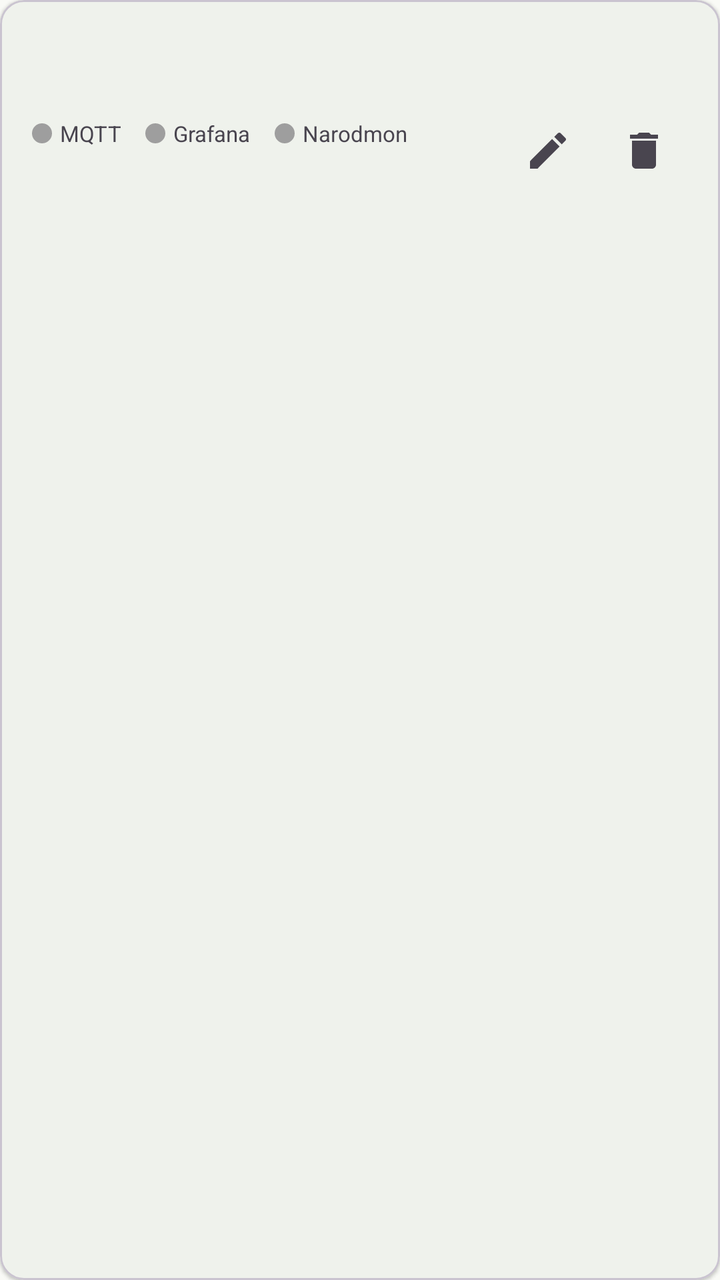
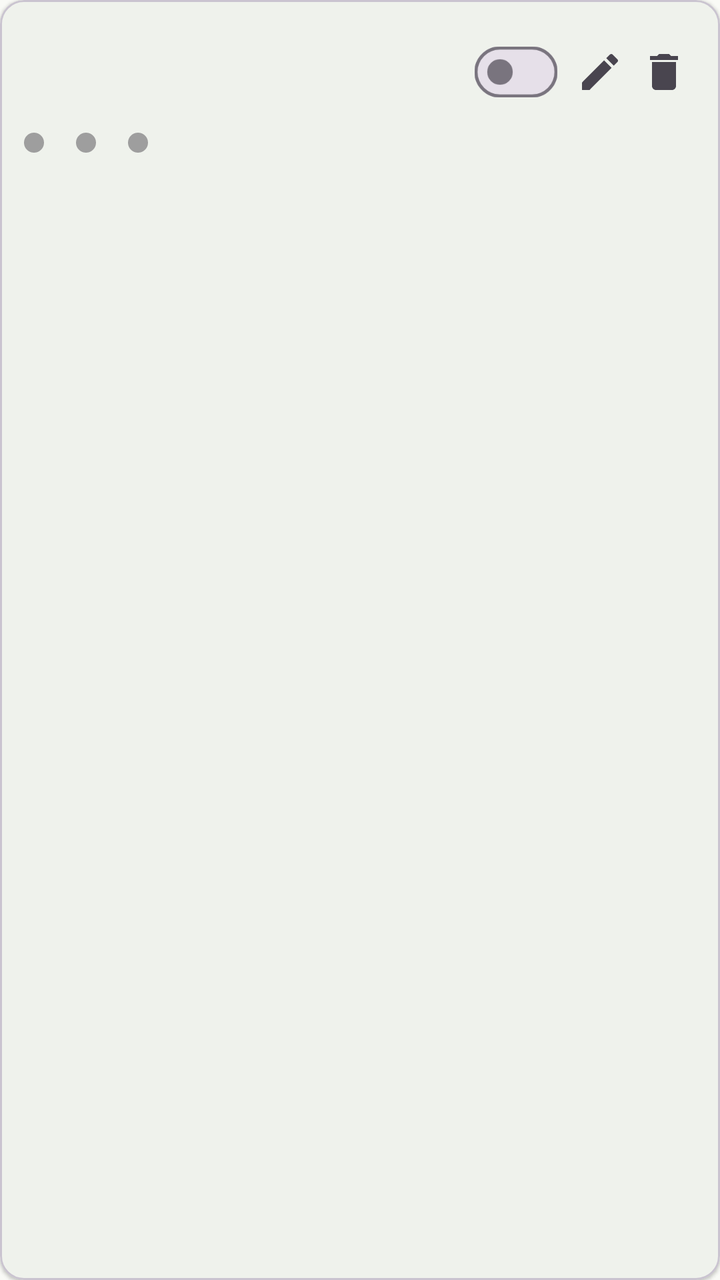

The first picture is an Android layout as it rendered before a commit; the second is the same layout after the commit. The layout source and the unified diff follow.
<!-- AndroidManifest.xml: application theme Theme.MQTTPanel -->
<!-- res/layout/item_connection.xml -->
<?xml version="1.0" encoding="utf-8"?>
<com.google.android.material.card.MaterialCardView xmlns:android="http://schemas.android.com/apk/res/android"
    xmlns:app="http://schemas.android.com/apk/res-auto"
    android:layout_width="match_parent"
    android:layout_height="wrap_content"
    android:layout_marginBottom="8dp"
    android:clickable="true"
    android:foreground="?attr/selectableItemBackground"
    app:cardElevation="1dp"
    app:cardCornerRadius="12dp">

    <LinearLayout
        android:layout_width="match_parent"
        android:layout_height="wrap_content"
        android:orientation="horizontal"
        android:padding="16dp"
        android:gravity="center_vertical">

        <LinearLayout
            android:layout_width="0dp"
            android:layout_height="wrap_content"
            android:layout_weight="1"
            android:orientation="vertical">

            <TextView
                android:id="@+id/tv_name"
                android:layout_width="match_parent"
                android:layout_height="wrap_content"
                android:textSize="17sp"
                android:textStyle="bold" />

            <TextView
                android:id="@+id/tv_type"
                android:layout_width="wrap_content"
                android:layout_height="wrap_content"
                android:layout_marginTop="1dp"
                android:textAllCaps="true"
                android:textSize="11sp"
                android:textStyle="bold"
                android:textColor="?attr/colorPrimary" />

            
            <LinearLayout
                android:id="@+id/led_row"
                android:layout_width="wrap_content"
                android:layout_height="wrap_content"
                android:layout_marginTop="5dp"
                android:orientation="horizontal"
                android:gravity="center_vertical">

                <LinearLayout
                    android:id="@+id/led_box_mqtt"
                    android:layout_width="wrap_content"
                    android:layout_height="wrap_content"
                    android:layout_marginEnd="12dp"
                    android:orientation="horizontal"
                    android:gravity="center_vertical">

                    <View
                        android:id="@+id/led_mqtt"
                        android:layout_width="10dp"
                        android:layout_height="10dp"
                        android:background="@drawable/led_dot" />

                    <TextView
                        android:layout_width="wrap_content"
                        android:layout_height="wrap_content"
                        android:layout_marginStart="4dp"
                        android:text="@string/led_mqtt"
                        android:textSize="11sp"
                        android:textColor="?android:attr/textColorSecondary" />
                </LinearLayout>

                <LinearLayout
                    android:id="@+id/led_box_grafana"
                    android:layout_width="wrap_content"
                    android:layout_height="wrap_content"
                    android:layout_marginEnd="12dp"
                    android:orientation="horizontal"
                    android:gravity="center_vertical">

                    <View
                        android:id="@+id/led_grafana"
                        android:layout_width="10dp"
                        android:layout_height="10dp"
                        android:background="@drawable/led_dot" />

                    <TextView
                        android:layout_width="wrap_content"
                        android:layout_height="wrap_content"
                        android:layout_marginStart="4dp"
                        android:text="@string/led_grafana"
                        android:textSize="11sp"
                        android:textColor="?android:attr/textColorSecondary" />
                </LinearLayout>

                <LinearLayout
                    android:id="@+id/led_box_narodmon"
                    android:layout_width="wrap_content"
                    android:layout_height="wrap_content"
                    android:orientation="horizontal"
                    android:gravity="center_vertical">

                    <View
                        android:id="@+id/led_narodmon"
                        android:layout_width="10dp"
                        android:layout_height="10dp"
                        android:background="@drawable/led_dot" />

                    <TextView
                        android:layout_width="wrap_content"
                        android:layout_height="wrap_content"
                        android:layout_marginStart="4dp"
                        android:text="@string/led_narodmon"
                        android:textSize="11sp"
                        android:textColor="?android:attr/textColorSecondary" />
                </LinearLayout>
            </LinearLayout>

            <TextView
                android:id="@+id/tv_host"
                android:layout_width="match_parent"
                android:layout_height="wrap_content"
                android:layout_marginTop="2dp"
                android:textSize="14sp"
                android:textColor="?android:attr/textColorSecondary" />

            <TextView
                android:id="@+id/tv_panels"
                android:layout_width="match_parent"
                android:layout_height="wrap_content"
                android:layout_marginTop="2dp"
                android:textSize="13sp"
                android:textColor="?attr/colorPrimary" />

            <TextView
                android:id="@+id/tv_gh_status"
                android:layout_width="match_parent"
                android:layout_height="wrap_content"
                android:layout_marginTop="2dp"
                android:textSize="12sp"
                android:textColor="?android:attr/textColorSecondary"
                android:visibility="gone" />

            <LinearLayout
                android:layout_width="wrap_content"
                android:layout_height="wrap_content"
                android:layout_marginTop="4dp"
                android:orientation="horizontal">

                <TextView
                    android:id="@+id/tv_ssl"
                    android:layout_width="wrap_content"
                    android:layout_height="wrap_content"
                    android:layout_marginEnd="8dp"
                    android:textSize="12sp" />

                <TextView
                    android:id="@+id/tv_ws"
                    android:layout_width="wrap_content"
                    android:layout_height="wrap_content"
                    android:layout_marginEnd="8dp"
                    android:textSize="12sp" />

            </LinearLayout>

        </LinearLayout>

        <ImageButton
            android:id="@+id/btn_edit"
            android:layout_width="44dp"
            android:layout_height="44dp"
            android:src="@drawable/ic_edit"
            android:contentDescription="@string/edit_connection"
            android:background="?attr/selectableItemBackgroundBorderless" />

        <ImageButton
            android:id="@+id/btn_delete"
            android:layout_width="44dp"
            android:layout_height="44dp"
            android:layout_marginStart="4dp"
            android:src="@drawable/ic_delete"
            android:contentDescription="@string/delete_connection"
            android:background="?attr/selectableItemBackgroundBorderless" />

    </LinearLayout>

</com.google.android.material.card.MaterialCardView>
<!-- resources referenced by this layout -->
<resources>
  <!-- drawable ic_delete (drawable) -->
  <?xml version="1.0" encoding="utf-8"?>
  <vector xmlns:android="http://schemas.android.com/apk/res/android"
      android:width="24dp"
      android:height="24dp"
      android:viewportWidth="24"
      android:viewportHeight="24"
      android:tint="?attr/colorControlNormal">
      <path
          android:fillColor="#FF000000"
          android:pathData="M6,19c0,1.1 0.9,2 2,2h8c1.1,0 2,-0.9 2,-2V7H6v12zM19,4h-3.5l-1,-1h-5l-1,1H5v2h14V4z" />
  </vector>
  <!-- drawable ic_edit (drawable) -->
  <?xml version="1.0" encoding="utf-8"?>
  <vector xmlns:android="http://schemas.android.com/apk/res/android"
      android:width="24dp"
      android:height="24dp"
      android:viewportWidth="24"
      android:viewportHeight="24"
      android:tint="?attr/colorControlNormal">
      <path
          android:fillColor="#FF000000"
          android:pathData="M3,17.25V21h3.75L17.81,9.94l-3.75,-3.75L3,17.25zM20.71,7.04c0.39,-0.39 0.39,-1.02 0,-1.41l-2.34,-2.34c-0.39,-0.39 -1.02,-0.39 -1.41,0l-1.83,1.83 3.75,3.75 1.83,-1.83z" />
  </vector>
  <!-- drawable led_dot (drawable) -->
  <?xml version="1.0" encoding="utf-8"?>
  <shape xmlns:android="http://schemas.android.com/apk/res/android"
      android:shape="oval">
      <solid android:color="#9E9E9E" />
      <size
          android:width="10dp"
          android:height="10dp" />
  </shape>
  <string name="delete_connection">Удалить</string>
  <string name="edit_connection">Редактировать</string>
  <string name="led_grafana">Grafana</string>
  <string name="led_mqtt">MQTT</string>
  <string name="led_narodmon">Narodmon</string>
  <style name="Theme.MQTTPanel" parent="Theme.Material3.Light.NoActionBar">
          <item name="colorPrimary">@color/md_theme_primary</item>
          <item name="colorOnPrimary">@color/md_theme_onPrimary</item>
          <item name="colorPrimaryContainer">@color/md_theme_primaryContainer</item>
          <item name="colorSecondary">@color/md_theme_secondary</item>
          <item name="colorOnSecondary">@color/md_theme_onSecondary</item>
          <item name="colorSecondaryContainer">@color/md_theme_secondaryContainer</item>
          <item name="android:colorBackground">@color/md_theme_surface</item>
          <item name="colorSurface">@color/md_theme_surface</item>
          <item name="colorOnSurface">@color/md_theme_onSurface</item>
          <item name="colorError">@color/md_theme_error</item>
          <item name="android:statusBarColor">?attr/colorPrimaryContainer</item>
      </style>
  <color name="md_theme_primary">#386A36</color>
  <color name="md_theme_onPrimary">#FFFFFF</color>
  <color name="md_theme_primaryContainer">#B9F3B2</color>
  <color name="md_theme_secondary">#54634F</color>
  <color name="md_theme_onSecondary">#FFFFFF</color>
  <color name="md_theme_secondaryContainer">#D7E8CF</color>
  <color name="md_theme_surface">#F9FAF6</color>
  <color name="md_theme_onSurface">#191C1A</color>
  <color name="md_theme_error">#BA1A1A</color>
</resources>

<!-- the commit's change to res/layout/item_connection.xml (unified diff, before → after) -->
@@ -3,7 +3,7 @@
     xmlns:app="http://schemas.android.com/apk/res-auto"
     android:layout_width="match_parent"
     android:layout_height="wrap_content"
-    android:layout_marginBottom="8dp"
+    android:layout_marginBottom="6dp"
     android:clickable="true"
     android:foreground="?attr/selectableItemBackground"
     app:cardElevation="1dp"
@@ -12,176 +12,183 @@
     <LinearLayout
         android:layout_width="match_parent"
         android:layout_height="wrap_content"
-        android:orientation="horizontal"
-        android:padding="16dp"
-        android:gravity="center_vertical">
+        android:orientation="vertical"
+        android:padding="12dp">
 
+        
         <LinearLayout
-            android:layout_width="0dp"
+            android:layout_width="match_parent"
             android:layout_height="wrap_content"
-            android:layout_weight="1"
-            android:orientation="vertical">
+            android:orientation="horizontal"
+            android:gravity="center_vertical">
 
             <TextView
                 android:id="@+id/tv_name"
-                android:layout_width="match_parent"
+                android:layout_width="0dp"
                 android:layout_height="wrap_content"
+                android:layout_weight="1"
+                android:maxLines="1"
+                android:ellipsize="end"
                 android:textSize="17sp"
                 android:textStyle="bold" />
 
-            <TextView
-                android:id="@+id/tv_type"
+            <com.google.android.material.materialswitch.MaterialSwitch
+                android:id="@+id/sw_enabled"
                 android:layout_width="wrap_content"
                 android:layout_height="wrap_content"
-                android:layout_marginTop="1dp"
-                android:textAllCaps="true"
-                android:textSize="11sp"
-                android:textStyle="bold"
-                android:textColor="?attr/colorPrimary" />
+                android:layout_marginStart="4dp"
+                android:contentDescription="@string/connection_enabled"
+                android:scaleX="0.8"
+                android:scaleY="0.8"
+                app:switchMinWidth="32dp" />
 
-            
+            <ImageButton
+                android:id="@+id/btn_edit"
+                android:layout_width="32dp"
+                android:layout_height="32dp"
+                android:padding="4dp"
+                android:src="@drawable/ic_edit"
+                android:contentDescription="@string/edit_connection"
+                android:background="?attr/selectableItemBackgroundBorderless" />
+
+            <ImageButton
+                android:id="@+id/btn_delete"
+                android:layout_width="32dp"
+                android:layout_height="32dp"
+                android:padding="4dp"
+                android:src="@drawable/ic_delete"
+                android:contentDescription="@string/delete_connection"
+                android:background="?attr/selectableItemBackgroundBorderless" />
+
+        </LinearLayout>
+
+        
+        <LinearLayout
+            android:id="@+id/led_row"
+            android:layout_width="match_parent"
+            android:layout_height="wrap_content"
+            android:layout_marginTop="4dp"
+            android:orientation="horizontal"
+            android:gravity="center_vertical">
+
             <LinearLayout
-                android:id="@+id/led_row"
+                android:id="@+id/led_box_mqtt"
                 android:layout_width="wrap_content"
                 android:layout_height="wrap_content"
-                android:layout_marginTop="5dp"
+                android:layout_marginEnd="12dp"
                 android:orientation="horizontal"
                 android:gravity="center_vertical">
 
-                <LinearLayout
-                    android:id="@+id/led_box_mqtt"
+                <View
+                    android:id="@+id/led_mqtt"
+                    android:layout_width="10dp"
+                    android:layout_height="10dp"
+                    android:background="@drawable/led_dot" />
+
+                <TextView
+                    android:id="@+id/tv_led_mqtt"
                     android:layout_width="wrap_content"
                     android:layout_height="wrap_content"
-                    android:layout_marginEnd="12dp"
-                    android:orientation="horizontal"
-                    android:gravity="center_vertical">
+                    android:layout_marginStart="4dp"
+                    android:textSize="11sp"
+                    android:textStyle="bold" />
+            </LinearLayout>
 
-                    <View
-                        android:id="@+id/led_mqtt"
-                        android:layout_width="10dp"
-                        android:layout_height="10dp"
-                        android:background="@drawable/led_dot" />
+            <LinearLayout
+                android:id="@+id/led_box_grafana"
+                android:layout_width="wrap_content"
+                android:layout_height="wrap_content"
+                android:layout_marginEnd="12dp"
+                android:orientation="horizontal"
+                android:gravity="center_vertical">
 
-                    <TextView
-                        android:layout_width="wrap_content"
-                        android:layout_height="wrap_content"
-                        android:layout_marginStart="4dp"
-                        android:text="@string/led_mqtt"
-                        android:textSize="11sp"
-                        android:textColor="?android:attr/textColorSecondary" />
-                </LinearLayout>
+                <View
+                    android:id="@+id/led_grafana"
+                    android:layout_width="10dp"
+                    android:layout_height="10dp"
+                    android:background="@drawable/led_dot" />
 
-                <LinearLayout
-                    android:id="@+id/led_box_grafana"
+                <TextView
+                    android:id="@+id/tv_led_grafana"
                     android:layout_width="wrap_content"
                     android:layout_height="wrap_content"
-                    android:layout_marginEnd="12dp"
-                    android:orientation="horizontal"
-                    android:gravity="center_vertical">
+                    android:layout_marginStart="4dp"
+                    android:textSize="11sp"
+                    android:textStyle="bold" />
+            </LinearLayout>
 
-                    <View
-                        android:id="@+id/led_grafana"
-                        android:layout_width="10dp"
-                        android:layout_height="10dp"
-                        android:background="@drawable/led_dot" />
+            <LinearLayout
+                android:id="@+id/led_box_narodmon"
+                android:layout_width="wrap_content"
+                android:layout_height="wrap_content"
+                android:orientation="horizontal"
+                android:gravity="center_vertical">
 
-                    <TextView
-                        android:layout_width="wrap_content"
-                        android:layout_height="wrap_content"
-                        android:layout_marginStart="4dp"
-                        android:text="@string/led_grafana"
-                        android:textSize="11sp"
-                        android:textColor="?android:attr/textColorSecondary" />
-                </LinearLayout>
+                <View
+                    android:id="@+id/led_narodmon"
+                    android:layout_width="10dp"
+                    android:layout_height="10dp"
+                    android:background="@drawable/led_dot" />
 
-                <LinearLayout
-                    android:id="@+id/led_box_narodmon"
+                <TextView
+                    android:id="@+id/tv_led_narodmon"
                     android:layout_width="wrap_content"
                     android:layout_height="wrap_content"
-                    android:orientation="horizontal"
-                    android:gravity="center_vertical">
+                    android:layout_marginStart="4dp"
+                    android:textSize="11sp"
+                    android:textStyle="bold" />
+            </LinearLayout>
+        </LinearLayout>
 
-                    <View
-                        android:id="@+id/led_narodmon"
-                        android:layout_width="10dp"
-                        android:layout_height="10dp"
-                        android:background="@drawable/led_dot" />
-
-                    <TextView
-                        android:layout_width="wrap_content"
-                        android:layout_height="wrap_content"
-                        android:layout_marginStart="4dp"
-                        android:text="@string/led_narodmon"
-                        android:textSize="11sp"
-                        android:textColor="?android:attr/textColorSecondary" />
-                </LinearLayout>
-            </LinearLayout>
+        
+        <LinearLayout
+            android:layout_width="match_parent"
+            android:layout_height="wrap_content"
+            android:layout_marginTop="2dp"
+            android:orientation="horizontal"
+            android:gravity="center_vertical">
 
             <TextView
                 android:id="@+id/tv_host"
-                android:layout_width="match_parent"
+                android:layout_width="0dp"
                 android:layout_height="wrap_content"
-                android:layout_marginTop="2dp"
-                android:textSize="14sp"
+                android:layout_weight="1"
+                android:maxLines="1"
+                android:ellipsize="end"
+                android:textSize="13sp"
                 android:textColor="?android:attr/textColorSecondary" />
 
             <TextView
                 android:id="@+id/tv_panels"
-                android:layout_width="match_parent"
+                android:layout_width="wrap_content"
                 android:layout_height="wrap_content"
-                android:layout_marginTop="2dp"
-                android:textSize="13sp"
+                android:layout_marginStart="8dp"
+                android:textSize="12sp"
                 android:textColor="?attr/colorPrimary" />
+        </LinearLayout>
+
+        
+        <LinearLayout
+            android:id="@+id/flags_row"
+            android:layout_width="wrap_content"
+            android:layout_height="wrap_content"
+            android:layout_marginTop="2dp"
+            android:orientation="horizontal">
 
             <TextView
-                android:id="@+id/tv_gh_status"
-                android:layout_width="match_parent"
-                android:layout_height="wrap_content"
-                android:layout_marginTop="2dp"
-                android:textSize="12sp"
-                android:textColor="?android:attr/textColorSecondary"
-                android:visibility="gone" />
-
-            <LinearLayout
+                android:id="@+id/tv_ssl"
                 android:layout_width="wrap_content"
                 android:layout_height="wrap_content"
-                android:layout_marginTop="4dp"
-                android:orientation="horizontal">
+                android:layout_marginEnd="8dp"
+                android:textSize="12sp" />
 
-                <TextView
-                    android:id="@+id/tv_ssl"
-                    android:layout_width="wrap_content"
-                    android:layout_height="wrap_content"
-                    android:layout_marginEnd="8dp"
-                    android:textSize="12sp" />
-
-                <TextView
-                    android:id="@+id/tv_ws"
-                    android:layout_width="wrap_content"
-                    android:layout_height="wrap_content"
-                    android:layout_marginEnd="8dp"
-                    android:textSize="12sp" />
-
-            </LinearLayout>
+            <TextView
+                android:id="@+id/tv_ws"
+                android:layout_width="wrap_content"
+                android:layout_height="wrap_content"
+                android:textSize="12sp" />
 
         </LinearLayout>
-
-        <ImageButton
-            android:id="@+id/btn_edit"
-            android:layout_width="44dp"
-            android:layout_height="44dp"
-            android:src="@drawable/ic_edit"
-            android:contentDescription="@string/edit_connection"
-            android:background="?attr/selectableItemBackgroundBorderless" />
-
-        <ImageButton
-            android:id="@+id/btn_delete"
-            android:layout_width="44dp"
-            android:layout_height="44dp"
-            android:layout_marginStart="4dp"
-            android:src="@drawable/ic_delete"
-            android:contentDescription="@string/delete_connection"
-            android:background="?attr/selectableItemBackgroundBorderless" />
 
     </LinearLayout>
 
<!-- resource entries referenced after the edit -->
@@ -33,11 +33,9 @@
           android:width="10dp"
           android:height="10dp" />
   </shape>
+  <string name="connection_enabled">Подключение включено</string>
   <string name="delete_connection">Удалить</string>
   <string name="edit_connection">Редактировать</string>
-  <string name="led_grafana">Grafana</string>
-  <string name="led_mqtt">MQTT</string>
-  <string name="led_narodmon">Narodmon</string>
   <style name="Theme.MQTTPanel" parent="Theme.Material3.Light.NoActionBar">
           <item name="colorPrimary">@color/md_theme_primary</item>
           <item name="colorOnPrimary">@color/md_theme_onPrimary</item>
